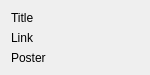
This is ui/PdfPostItem.ui in dmzdev/stance as Qt 5 draws it before an edit. The edited form follows.
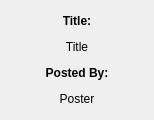
This is the edited form.

The edit to the form file:
```diff
--- a/ui/PdfPostItem.ui
+++ b/ui/PdfPostItem.ui
@@ -6,39 +6,79 @@
    <rect>
     <x>0</x>
     <y>0</y>
-    <width>150</width>
-    <height>75</height>
+    <width>154</width>
+    <height>120</height>
    </rect>
   </property>
   <property name="minimumSize">
    <size>
-    <width>150</width>
-    <height>75</height>
+    <width>0</width>
+    <height>120</height>
+   </size>
+  </property>
+  <property name="maximumSize">
+   <size>
+    <width>154</width>
+    <height>120</height>
    </size>
   </property>
   <property name="windowTitle">
    <string>Form</string>
   </property>
   <layout class="QVBoxLayout" name="verticalLayout_2">
+   <item>
+    <widget class="QLabel" name="label">
+     <property name="styleSheet">
+      <string notr="true"/>
+     </property>
+     <property name="text">
+      <string>&lt;b&gt;Title:&lt;/b&gt;</string>
+     </property>
+     <property name="alignment">
+      <set>Qt::AlignCenter</set>
+     </property>
+    </widget>
+   </item>
    <item>
     <widget class="QLabel" name="titleLabel">
+     <property name="layoutDirection">
+      <enum>Qt::LeftToRight</enum>
+     </property>
+     <property name="styleSheet">
+      <string notr="true"/>
+     </property>
      <property name="text">
       <string>Title</string>
      </property>
+     <property name="alignment">
+      <set>Qt::AlignCenter</set>
+     </property>
     </widget>
    </item>
    <item>
-    <widget class="QLabel" name="linkLabel">
+    <widget class="QLabel" name="label_2">
+     <property name="styleSheet">
+      <string notr="true"/>
+     </property>
      <property name="text">
-      <string>Link</string>
+      <string>&lt;b&gt;Posted By:&lt;/b&gt;</string>
+     </property>
+     <property name="alignment">
+      <set>Qt::AlignCenter</set>
      </property>
     </widget>
    </item>
    <item>
     <widget class="QLabel" name="postedByLabel">
+     <property name="styleSheet">
+      <string notr="true"/>
+     </property>
      <property name="text">
       <string>Poster</string>
      </property>
+     <property name="alignment">
+      <set>Qt::AlignCenter</set>
+     </property>
     </widget>
    </item>
   </layout>
```
